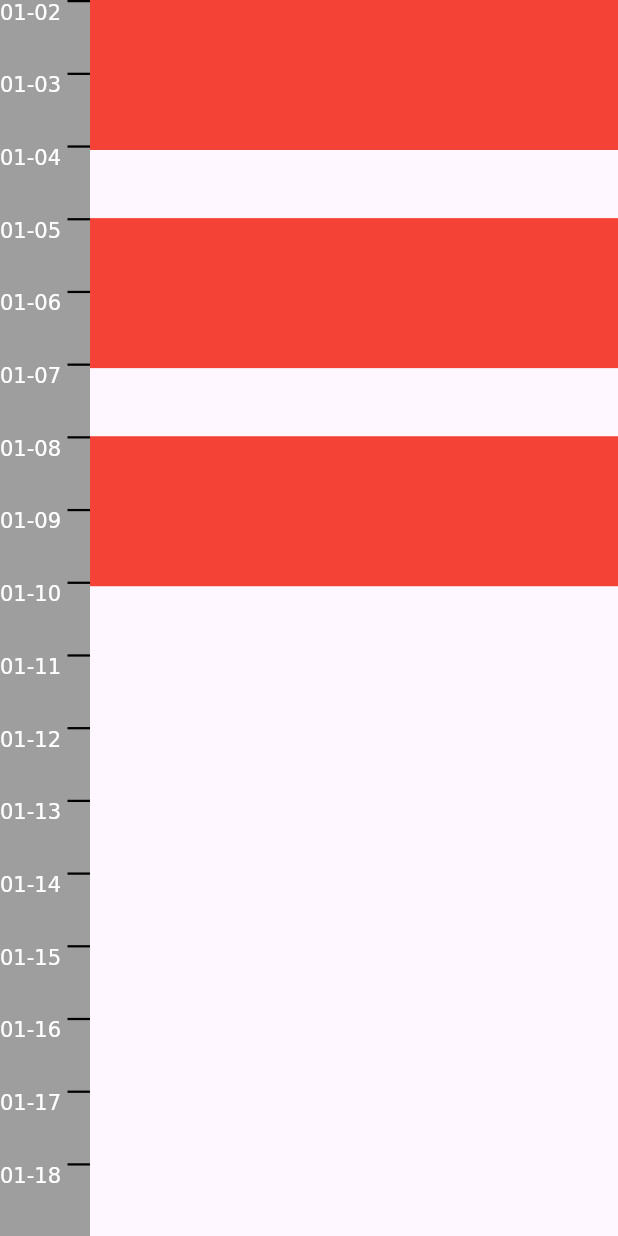
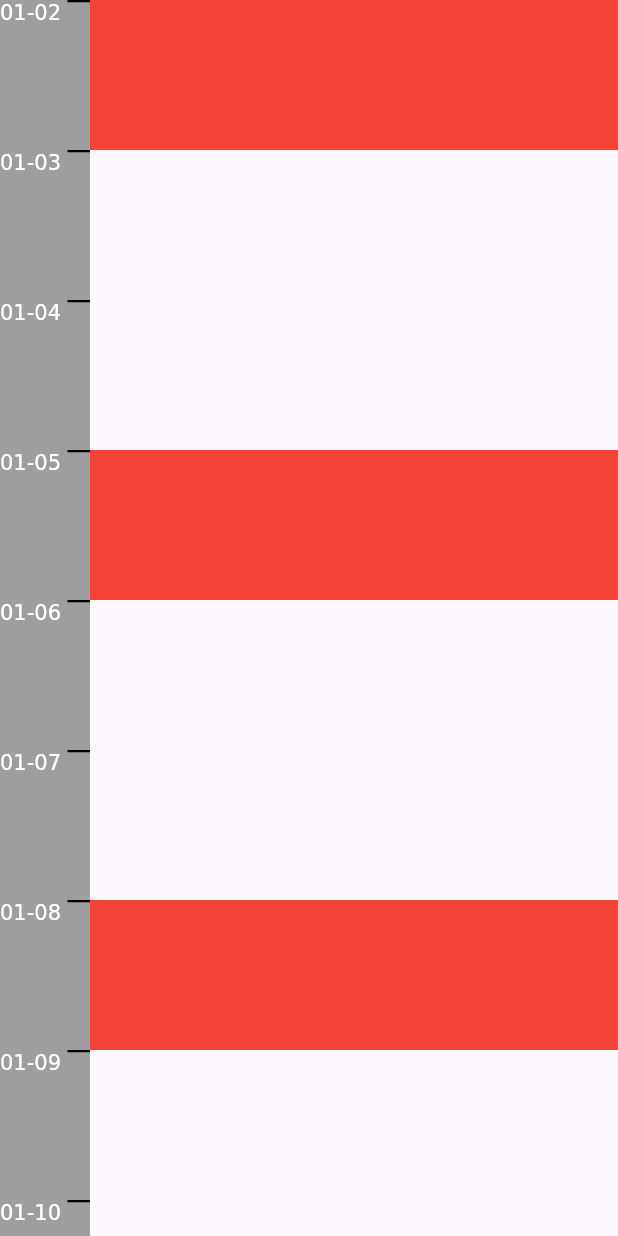
Before and after one commit to JiageWang/timeline, a Flutter app: the screen it shows after launch, on a phone screen of 412 x 824 dp. Run offline on Flutter 3.47's test engine with Material 2 defaults, Android fonts, the phone set to English and light mode, and no system bars.

Commit message:
调整入参

```diff
--- a/lib/timeline/core/timeline_controller.dart
+++ b/lib/timeline/core/timeline_controller.dart
@@ -1,8 +1,5 @@
 import 'package:flutter/material.dart';
 import 'package:timeline/timeline/core/timeline_utils.dart';
-import 'package:timeline/timeline/widget/timeline_item.dart';
-import 'package:timeline/timeline/render/timeline_item_render.dart';
-import 'package:timeline/timeline/render/timeline_widget_render.dart';
 
 import 'timeline_parent_data.dart';
 
@@ -11,76 +8,87 @@ typedef PaintCallback = void Function();
 /// timeline 数据存储
 class TimelineController {
   /// 刻度栏配置
-  final double tickWidth = 15;
-  final double tickSubWidth = 5;
+  final double tickWidth;
+  final double tickSubWidth;
+  final double tickIntervalHeight; // 标签间距高度
+  final double tickBackgroundWidth; // 左侧标签区域总宽度
+  final Color tickColor; // 标签颜色
+  final Color tickBackgroundColor; // 标签背景颜色
   final Duration tickIntervalTime = const Duration(days: 1); // 标签时间间隔
   final Duration tickSubIntervalTime = const Duration(hours: 6); // 标签时间间隔
-  final double tickIntervalHeight = 100; // 标签间距高度
-  final double tickBackgroundWidth = 60; // 左侧标签区域总宽度
-  final Color tickColor = Colors.black; // 标签颜色
-  final Color tickBackgroundColor = Colors.grey; // 标签背景颜色
 
-  double _startTime = DateTime(1970, 1, 1).millisecondsSinceEpoch.toDouble(); // 开始时间
-  double _endTime = DateTime(1971, 2, 1).millisecondsSinceEpoch.toDouble(); // 结束时间
-  double _height = 0; // 窗口高度
+  double _start;
+  late double _end;
+  late double _height; // 窗口高度
   PaintCallback? onNeedPaint; // 标记是否需要更新
 
-  double get startTime => _startTime;
+  double get start => _start;
 
-  double get endTime => _endTime;
+  double? get end => _end;
 
-  // 每分钟对应像素高度
-  double get scale => _height / (endTime - startTime);
+  double get height => _height;
+
+  DateTime get startTime => DateTime.fromMillisecondsSinceEpoch(_start.toInt());
+
+  DateTime get endTime => DateTime.fromMillisecondsSinceEpoch(_end.toInt());
+
+  TimelineController({required DateTime startTime,
+    this.tickWidth = 15,
+    this.tickSubWidth = 5,
+    this.tickIntervalHeight = 100,
+    this.tickBackgroundWidth = 60,
+    this.tickBackgroundColor = Colors.grey,
+    this.tickColor = Colors.black})
+      : _start = startTime.millisecondsSinceEpoch.toDouble();
+
+  /// 初始化视图，根据height自动计算end
+  void initViewport(double height) {
+    _height = height;
+    _end = _start +
+        _height / (tickIntervalHeight / tickIntervalTime.inMilliseconds);
+  }
 
   /// 更新视图
-  void setViewport({double? startTime,
-    double? endTime,
-    double? height,
-    bool animate = false}) {
-    _startTime = startTime ?? _startTime;
-    _endTime = endTime ?? _endTime;
-    _height = height ?? _height;
+  void setViewport({double? newStart, double? newEnd, double? newHeight}) {
+    _start = newStart ?? _start;
+    _end = newEnd ?? _end;
+    _height = newHeight ?? _height;
 
     if (onNeedPaint != null) {
       onNeedPaint!();
     }
   }
 
-  @override
-  String toString() {
-    return "timeline(startTime: ${startTime}, endTime ${endTime})";
-  }
-
-
   /// 绘制刻度栏
   void paintTicks(PaintingContext context, Offset offset, Size size) {
+    var scale = getScale(size);
     var canvas = context.canvas;
-    var height = size.height;
-    var scale = getScale(size);
     var tickPaint = Paint()
       ..color = tickColor;
     var backgroundPaint = Paint()
       ..color = tickBackgroundColor;
+
+    // 绘制刻度区域背景
     canvas.drawRect(
-        Rect.fromLTWH(offset.dx, offset.dy, tickBackgroundWidth, height),
+        Rect.fromLTWH(offset.dx, offset.dy, tickBackgroundWidth, size.height),
         backgroundPaint);
 
     // 计算tick所在时间节点
-    DateTime startDateTime = DateTime.fromMillisecondsSinceEpoch(startTime.round());
-    DateTime tickDateTime = DateTime(startDateTime.year, startDateTime.month, startDateTime.day);
-    var tickTime = tickDateTime.millisecondsSinceEpoch;
+    var tickTime =
+    DateTime(startTime.year, startTime.month, startTime.day); // 日
+    var tick = tickTime.millisecondsSinceEpoch;
     // 计算tick相对于start所在高度
-    var tickPosition = (tickTime - startTime) * scale;
+    var tickPosition = (tick - start) * scale;
     var tickInternalHeight = tickIntervalTime.inMilliseconds * scale;
 
     // 绘制主刻度
-    while (tickPosition <= height) {
-      if(tickPosition < 0){
-        tickDateTime = tickDateTime.add(tickIntervalTime);
+    while (tickPosition <= size.height) {
+      if (tickPosition < 0) {
+        tickTime = tickTime.add(tickIntervalTime);
         tickPosition += tickInternalHeight;
-      }else{
+      } else {
         TextPainter(
-            text: TextSpan(text: TimelineUtils.formatDay(tickDateTime)),
+            text: TextSpan(text: TimelineUtils.formatDay(tickTime)),
             textDirection: TextDirection.ltr,
             ellipsis: '.')
           ..layout(maxWidth: tickBackgroundWidth - tickWidth)
@@ -89,14 +97,13 @@ class TimelineController {
             Rect.fromLTWH(offset.dx + tickBackgroundWidth - tickWidth,
                 tickPosition, tickWidth, 1.5),
             tickPaint);
-        tickDateTime = tickDateTime.add(tickIntervalTime);
+        tickTime = tickTime.add(tickIntervalTime);
         tickPosition += tickInternalHeight;
       }
     }
 
     // 绘制副刻度
     // var tickSubTime =
-    //     (startTime / tickSubIntervalTime).ceil() * tickSubIntervalTime;
     // var tickSubPosition = (tickSubTime - startTime) * scale;
     //
     // while (tickSubPosition <= height) {
@@ -110,25 +117,29 @@ class TimelineController {
   }
 
   /// 动态绘制子组件
-  void paintItems(PaintingContext context, Offset offset, Size size, RenderBox? firstChild) {
+  void paintItems(PaintingContext context, Offset offset, Size size,
+      RenderBox? firstChild) {
     var child = firstChild;
     while (child != null) {
       final childParentData = child.parentData! as TimelineParentData;
 
-      if (childParentData.dateTime! < startTime ||
-          childParentData.dateTime! > endTime) {
+      if (childParentData.dateTime! < start ||
+          childParentData.dateTime! > end!) {
         child = childParentData.nextSibling;
         continue;
       }
       final itemOffsetX = tickBackgroundWidth;
-      final itemOffsetY = (childParentData.dateTime! - startTime) * getScale(size);
-      context.paintChild(child, Offset(itemOffsetX, itemOffsetY)+ offset);
+      final itemOffsetY = (childParentData.dateTime! - start) * getScale(size);
+      context.paintChild(child, Offset(itemOffsetX, itemOffsetY) + offset);
       child = childParentData.nextSibling;
     }
   }
 
   /// 获取比例：每单位时间对应高度 s = h / (Te - Ts)
   getScale(size) {
-    return size.height / (endTime - startTime);
+    if (end == null) {
+      return tickIntervalHeight / tickIntervalTime.inMilliseconds;
+    }
+    return size.height / (end! - start);
   }
 }
--- a/lib/timeline/render/timeline_item_render.dart
+++ b/lib/timeline/render/timeline_item_render.dart
@@ -33,7 +33,6 @@ class TimelineItemRender extends RenderProxyBox {
 
   @override
   void performLayout() {
-    print("layout timeline item");
     // 由子元素决定尺寸
     child!.layout(constraints, parentUsesSize: true);
     size = Size.copy(child!.size);
@@ -41,7 +40,6 @@ class TimelineItemRender extends RenderProxyBox {
 
   @override
   void paint(PaintingContext context, Offset offset) {
-    print("paint timeline item");
     context.paintChild(child!, offset);
   }
 }
--- a/lib/timeline/render/timeline_widget_render.dart
+++ b/lib/timeline/render/timeline_widget_render.dart
@@ -34,8 +34,8 @@ class TimelineRender extends RenderBox
     while (child != null) {
       final childParentData = child.parentData! as TimelineParentData;
 
-      if (childParentData.dateTime!.compareTo(timeline.startTime) < 0 ||
-          childParentData.dateTime!.compareTo(timeline.endTime) > 0) {
+      if (childParentData.dateTime! < timeline.start ||
+          childParentData.dateTime! > timeline.end!) {
         child.layout(const BoxConstraints(maxHeight: 0, maxWidth: 0));
         child = childParentData.nextSibling;
         continue;
--- a/lib/timeline/timeline.dart
+++ b/lib/timeline/timeline.dart
@@ -1,7 +1,7 @@
 import 'package:flutter/cupertino.dart';
+import 'package:timeline/timeline/core/timeline_controller.dart';
 import 'package:timeline/timeline/widget/timeline_item.dart';
 import 'package:timeline/timeline/widget/timeline_widget.dart';
-import 'package:timeline/timeline/core/timeline_controller.dart';
 
 class Timeline extends StatefulWidget {
   final List<TimelineItem> items;
@@ -13,62 +13,59 @@ class Timeline extends StatefulWidget {
 }
 
 class _TimelineState extends State<Timeline> {
-  late TimelineController _timelineState;
+  late TimelineController _timeline;
 
   Offset? _lastFocalPoint;
 
-  double? _startTime;
+  double? _start;
 
-  double? _endTime;
+  double? _end;
 
   @override
   void initState() {
     widget.items.sort((a, b) => a.dateTime.compareTo(b.dateTime));
-    var startTime =
-        widget.items.first.dateTime.millisecondsSinceEpoch.toDouble();
-    var endTime = widget.items.last.dateTime.millisecondsSinceEpoch.toDouble();
-    _timelineState = TimelineController();
-    _timelineState.setViewport(startTime: startTime, endTime: endTime);
+    _timeline = TimelineController( startTime: widget.items.first.dateTime);
   }
 
   @override
   Widget build(BuildContext context) {
+    return LayoutBuilder(
+      builder: (context, constraints) {
+        _timeline.initViewport(constraints.maxHeight);
         return GestureDetector(
           onScaleStart: _scaleStart,
           onScaleUpdate: _scaleUpdate,
           child: TimelineWidget(
-        timelineState: _timelineState,
+            timelineState: _timeline,
             children: widget.items,
           ),
+        );
+      },
     );
   }
 
   void _scaleStart(ScaleStartDetails details) {
-    print("-------------------------scale start----------------------------");
     _lastFocalPoint = details.focalPoint;
-    _startTime = _timelineState.startTime;
-    _endTime = _timelineState.endTime;
+    _start = _timeline.start;
+    _end = _timeline.end;
   }
 
   void _scaleUpdate(ScaleUpdateDetails details) {
-    print("-------------------------scale update----------------------------");
     // 单位时间所占高度
-    double scale = context.size!.height / (_endTime! - _startTime!);
+    double scale = context.size!.height / (_end! - _start!);
 
     // 计算focus点的偏移量
-    double focusTime = _startTime! + details.focalPoint.dy / scale;
+    double focusTime = _start! + details.focalPoint.dy / scale;
     double focusTimeDiff =
         (_lastFocalPoint!.dy - details.focalPoint.dy) / scale;
 
     // 计算渲染开始时间和结束时间
     // Ts' = Tp + (s/s') * (Ts - Tp) + diff
     // Te' = Tp + (s/s') * (Te - Tp) + diff
-    _timelineState.setViewport(
-        startTime: focusTime +
-            (_startTime! - focusTime) / details.scale +
-            focusTimeDiff,
-        endTime:
-            focusTime + (_endTime! - focusTime) / details.scale + focusTimeDiff,
-        height: context.size!.height);
+    _timeline.setViewport(
+        newStart:
+            focusTime + (_start! - focusTime) / details.scale + focusTimeDiff,
+        newEnd: focusTime + (_end! - focusTime) / details.scale + focusTimeDiff,
+        newHeight: context.size!.height);
   }
 }
```
Also changed, not shown: pubspec.lock. Lines whose indentation alone changed are shown as unchanged.
